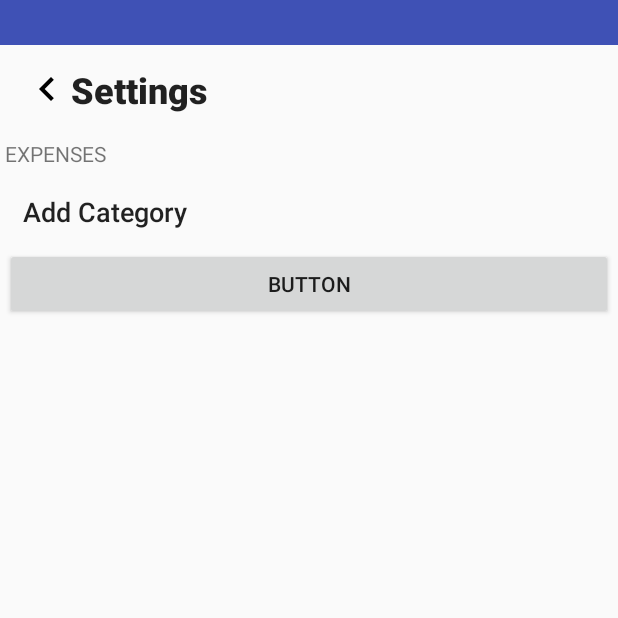
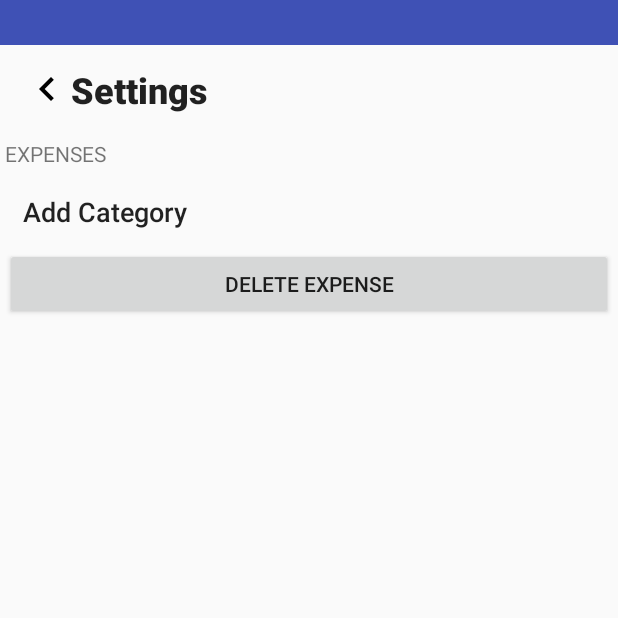
Before and after one commit to ben10nyson/manageexpensedelta, an Android app: the screen it shows after launch (Setting), in the side drawer, after a tap on "Settings", on a phone screen of 412 x 824 dp, the top half of it. Run offline under Robolectric (Android 15) with nearby library versions, the phone set to English and light mode, and no system bars.

Commit message:
So, I only changed the query in deleteaddcategory. We were doing category = "50" and expense = "Mess" and that is why the app was crashing. So changed a little bit in that query.

```diff
--- a/app/src/main/java/com/example/jasper/manageexpense/DBHelper.java
+++ b/app/src/main/java/com/example/jasper/manageexpense/DBHelper.java
@@ -163,7 +163,7 @@ public class DBHelper extends SQLiteOpenHelper {
 
     public int deleteAddCategory(String value,String ui) {
         SQLiteDatabase db = this.getWritableDatabase();
-        return db.delete(EXPENSE_TABLE_ADD, EXPENSE_ADD_COLUMN_CATEGORY_ADD + "="+value+"AND"+EXPENSE_ADD_COLUMN_AMOUNT+"="+ui, null) ;
+        return db.delete(EXPENSE_TABLE_ADD, EXPENSE_ADD_COLUMN_CATEGORY_ADD + "='"+ui+"' AND "+EXPENSE_ADD_COLUMN_AMOUNT+"='"+value +"';", null) ;
     }
 
     public int deleteAddExpense(int id){
--- a/app/src/main/res/layout/settings.xml
+++ b/app/src/main/res/layout/settings.xml
@@ -66,7 +66,7 @@
                 android:id="@+id/button2"
                 android:layout_width="match_parent"
                 android:layout_height="wrap_content"
-                android:text="Button" />
+                android:text="Delete expense" />
 
         </LinearLayout>
     </ScrollView>
```
Also changed, not shown: 115 other files.
